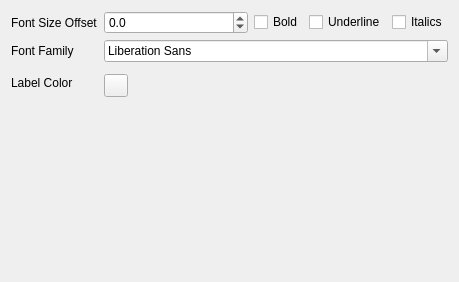
Kst-plot/kst, file src/libkstapp/overridelabeltab.ui: the form before one commit.
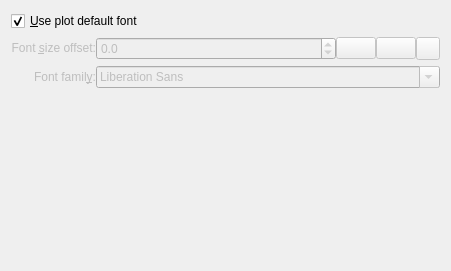
The form after the commit. Custom widgets are drawn as their Qt base class.

Commit message: Work on the label tab for the plotitem dialog. -change how defaults/overrides work. -put in tab indicators for overriden -fix bugs saving and loading. -change button types. -change layouts. -fix acceloraters and tab order. -probably more stuff.

```diff
--- a/src/libkstapp/overridelabeltab.ui
+++ b/src/libkstapp/overridelabeltab.ui
@@ -5,8 +5,8 @@
    <rect>
     <x>0</x>
     <y>0</y>
-    <width>459</width>
-    <height>282</height>
+    <width>451</width>
+    <height>271</height>
    </rect>
   </property>
   <property name="minimumSize" >
@@ -18,18 +18,39 @@
   <property name="windowTitle" >
    <string>Form</string>
   </property>
-  <layout class="QVBoxLayout" name="verticalLayout" >
-   <item>
+  <layout class="QGridLayout" name="gridLayout_2" >
+   <item row="0" column="0" >
     <layout class="QGridLayout" name="gridLayout" >
-     <item row="0" column="0" >
+     <property name="horizontalSpacing" >
+      <number>0</number>
+     </property>
+     <item row="1" column="0" >
       <widget class="QLabel" name="_Label_11" >
+       <property name="enabled" >
+        <bool>false</bool>
+       </property>
+       <property name="sizePolicy" >
+        <sizepolicy vsizetype="Fixed" hsizetype="Fixed" >
+         <horstretch>0</horstretch>
+         <verstretch>0</verstretch>
+        </sizepolicy>
+       </property>
        <property name="text" >
-        <string>Font Size Offset</string>
+        <string>Font &amp;size offset:</string>
+       </property>
+       <property name="alignment" >
+        <set>Qt::AlignRight|Qt::AlignTrailing|Qt::AlignVCenter</set>
+       </property>
+       <property name="buddy" >
+        <cstring>_fontSize</cstring>
        </property>
       </widget>
      </item>
-     <item row="0" column="1" colspan="2" >
+     <item row="1" column="1" colspan="2" >
       <widget class="QDoubleSpinBox" name="_fontSize" >
+       <property name="enabled" >
+        <bool>false</bool>
+       </property>
        <property name="decimals" >
         <number>1</number>
        </property>
@@ -41,71 +62,113 @@
        </property>
       </widget>
      </item>
-     <item row="0" column="3" >
-      <widget class="QCheckBox" name="_bold" >
-       <property name="text" >
-        <string>Bold</string>
+     <item row="1" column="4" >
+      <widget class="QPushButton" name="_italic" >
+       <property name="enabled" >
+        <bool>false</bool>
        </property>
-      </widget>
-     </item>
-     <item row="0" column="4" >
-      <widget class="QCheckBox" name="_underline" >
-       <property name="text" >
-        <string>Underline</string>
+       <property name="sizePolicy" >
+        <sizepolicy vsizetype="Fixed" hsizetype="Fixed" >
+         <horstretch>0</horstretch>
+         <verstretch>0</verstretch>
+        </sizepolicy>
        </property>
-      </widget>
-     </item>
-     <item row="0" column="5" >
-      <widget class="QCheckBox" name="_italic" >
-       <property name="text" >
-        <string>Italics</string>
+       <property name="iconSize" >
+        <size>
+         <width>22</width>
+         <height>22</height>
+        </size>
        </property>
+       <property name="shortcut" >
+        <string>Alt+I</string>
+       </property>
+       <property name="checkable" >
+        <bool>true</bool>
+       </property>
       </widget>
      </item>
-     <item row="1" column="0" >
+     <item row="2" column="0" >
       <widget class="QLabel" name="_Label_12" >
+       <property name="enabled" >
+        <bool>false</bool>
+       </property>
+       <property name="sizePolicy" >
+        <sizepolicy vsizetype="Fixed" hsizetype="Preferred" >
+         <horstretch>0</horstretch>
+         <verstretch>0</verstretch>
+        </sizepolicy>
+       </property>
        <property name="text" >
-        <string>Font Family</string>
+        <string>Font famil&amp;y:</string>
        </property>
+       <property name="alignment" >
+        <set>Qt::AlignRight|Qt::AlignTrailing|Qt::AlignVCenter</set>
+       </property>
+       <property name="buddy" >
+        <cstring>_family</cstring>
+       </property>
       </widget>
      </item>
-     <item row="1" column="1" colspan="5" >
-      <widget class="QFontComboBox" name="_family" />
-     </item>
-     <item rowspan="2" row="2" column="0" colspan="3" >
-      <widget class="QLabel" name="label_3" >
-       <property name="text" >
-        <string>Label Color</string>
+     <item row="2" column="1" colspan="5" >
+      <widget class="QFontComboBox" name="_family" >
+       <property name="enabled" >
+        <bool>false</bool>
        </property>
       </widget>
      </item>
-     <item row="3" column="1" >
-      <widget class="Kst::ColorButton" name="_labelColor" />
-     </item>
-     <item row="3" column="2" >
-      <spacer name="horizontalSpacer" >
-       <property name="orientation" >
-        <enum>Qt::Horizontal</enum>
+     <item row="1" column="3" >
+      <widget class="QPushButton" name="_bold" >
+       <property name="enabled" >
+        <bool>false</bool>
        </property>
-       <property name="sizeHint" stdset="0" >
+       <property name="sizePolicy" >
+        <sizepolicy vsizetype="Fixed" hsizetype="Fixed" >
+         <horstretch>0</horstretch>
+         <verstretch>0</verstretch>
+        </sizepolicy>
+       </property>
+       <property name="iconSize" >
         <size>
-         <width>40</width>
-         <height>20</height>
+         <width>22</width>
+         <height>22</height>
         </size>
        </property>
-      </spacer>
+       <property name="shortcut" >
+        <string>Alt+B</string>
+       </property>
+       <property name="checkable" >
+        <bool>true</bool>
+       </property>
+      </widget>
+     </item>
+     <item row="0" column="0" colspan="3" >
+      <widget class="QCheckBox" name="_useDefault" >
+       <property name="text" >
+        <string>&amp;Use plot default font</string>
+       </property>
+       <property name="checked" >
+        <bool>true</bool>
+       </property>
+      </widget>
+     </item>
+     <item row="1" column="5" >
+      <widget class="Kst::ColorButton" name="_labelColor" >
+       <property name="enabled" >
+        <bool>false</bool>
+       </property>
+      </widget>
      </item>
     </layout>
    </item>
-   <item>
-    <spacer>
+   <item row="1" column="0" >
+    <spacer name="verticalSpacer" >
      <property name="orientation" >
       <enum>Qt::Vertical</enum>
      </property>
      <property name="sizeHint" stdset="0" >
       <size>
        <width>20</width>
-       <height>40</height>
+       <height>129</height>
       </size>
      </property>
     </spacer>
```
Left out of the diff: 115 changed lines with no effect on the pictures. The commit also changes 16 other files.
